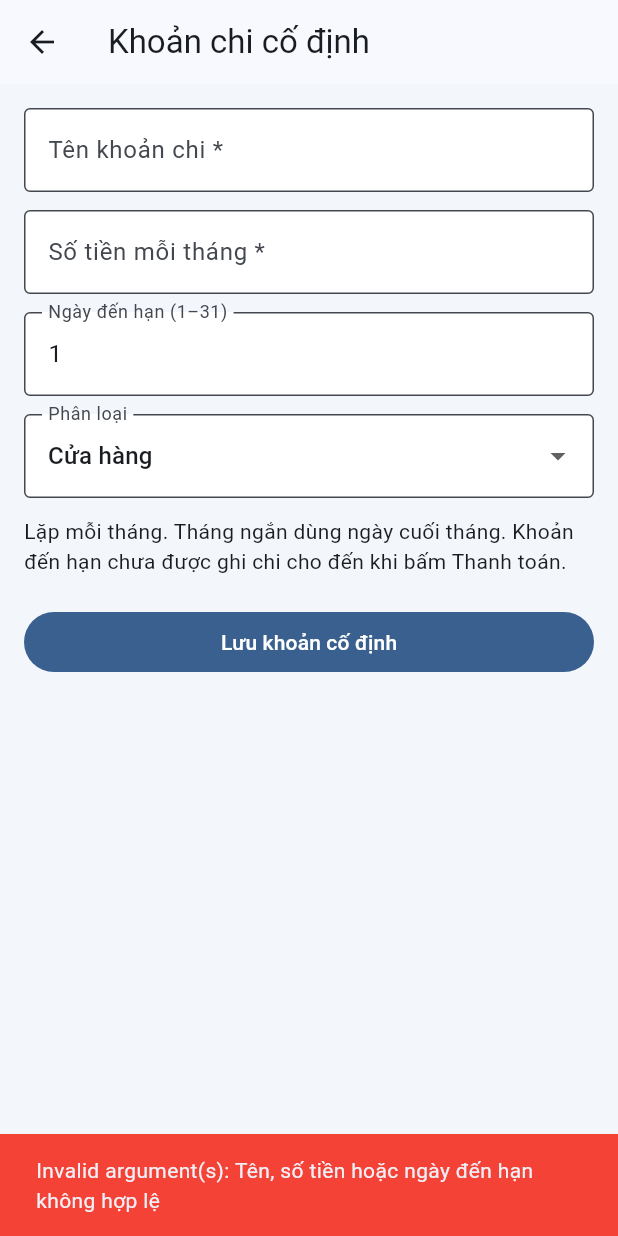
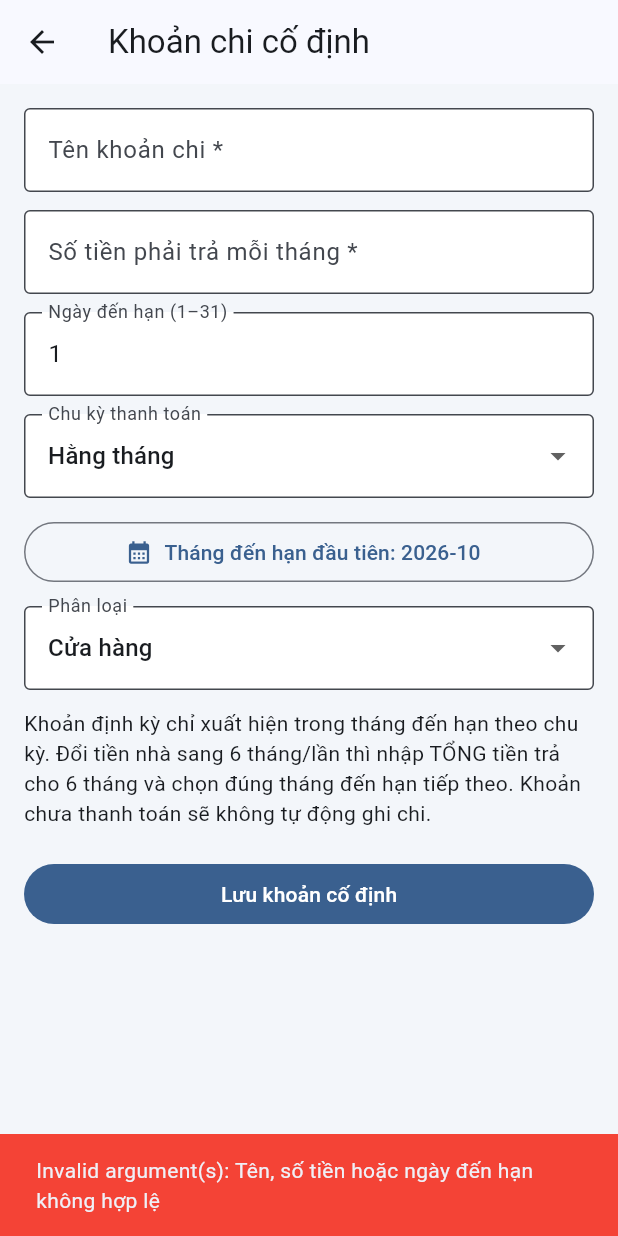
Before and after one commit to tranvancanh11tdtb-ctrl/MinhCanhMobileV3, a Flutter app: the RecurringExpenseForm screen opened directly with empty values, after a tap on "Lưu khoản cố định", on a phone screen of 412 x 824 dp. Run offline on Flutter 3.47's test engine with Material 3 defaults, Android fonts, the light colour scheme and no system bars; our stand-ins replace barcode_widget, cross_file, local_auth, pdf, screenshot, share_plus and 1 more; missing offline and left inert: dart:html, dart:js_interop, esc_pos_utils_plus, mobile_scanner, print_bluetooth_thermal; accounts and stored records are empty.

Commit message:
feat(finance): six-month rent schedule and clear already-paid bills without double posting

```diff
--- a/lib/features/finance_ui.dart
+++ b/lib/features/finance_ui.dart
@@ -293,17 +293,20 @@ class _CashBookPageState extends State<CashBookPage> {
                                 '${r['title']} • ${vnd(r['amount'] as int)}',
                               ),
                               subtitle: Text(
-                                'Hạn ${r['due_date']} • ${r['paid'] == true ? 'Đã thanh toán' : 'Chưa thanh toán'}',
+                                'Hạn ${r['due_date']} • ${r['paid_without_entry'] == true ? 'Đã trả trước (không ghi chi thêm)' : (r['paid'] == true ? 'Đã thanh toán & ghi sổ' : 'Chưa thanh toán')} • ${r['interval_months'] == 6 ? '6 tháng/lần' : 'Hàng tháng'}',
                               ),
                               onTap: () => recurringForm(r),
-                              trailing: r['paid'] == true
-                                  ? const Icon(
-                                      Icons.check_circle,
-                                      color: Colors.green,
+                              trailing: r['paid_without_entry'] == true
+                                  ? IconButton(
+                                      tooltip: 'Bỏ xác nhận đã thanh toán (không sửa sổ quỹ)',
+                                      onPressed: () => undoReconciliation(r),
+                                      icon: const Icon(Icons.undo, color: Colors.green),
                                     )
+                                  : r['paid'] == true
+                                  ? const Icon(Icons.check_circle, color: Colors.green)
                                   : TextButton(
                                       onPressed: () => pay(r),
-                                      child: const Text('Thanh toán'),
+                                      child: const Text('Đã trả / Ghi chi'),
                                     ),
                             ),
                           ),
@@ -335,35 +338,49 @@ class _CashBookPageState extends State<CashBookPage> {
     final method = await showDialog<String>(
       context: context,
       builder: (ctx) => AlertDialog(
-        title: Text('Thanh toán ${row['title']}'),
+        title: Text('Xác nhận ${row['title']}'),
         content: Text(
-          'Ghi chi ${vnd(row['amount'] as int)} cho tháng ${period.anchor.month}/${period.anchor.year} ngay hôm nay.',
+          'Số tiền: ${vnd(row['amount'] as int)}.\\n\\n'
+          'Nếu khoản này ĐÃ được trừ trước ngày chốt số dư hoặc ĐÃ ghi ở Thu–Chi, chọn “Đã trả trước”. '
+          'Chọn “Ghi chi tiền mặt/chuyển khoản” CHỈ KHI chưa ghi khoản chi này trong app.',
         ),
         actions: [
-          TextButton(
-            onPressed: () => Navigator.pop(ctx),
-            child: const Text('Hủy'),
-          ),
-          TextButton(
-            onPressed: () => Navigator.pop(ctx, 'cash'),
-            child: const Text('Tiền mặt'),
-          ),
-          FilledButton(
-            onPressed: () => Navigator.pop(ctx, 'transfer'),
-            child: const Text('Chuyển khoản'),
-          ),
+          TextButton(onPressed: () => Navigator.pop(ctx), child: const Text('Hủy')),
+          OutlinedButton(onPressed: () => Navigator.pop(ctx, 'already'),
+            child: const Text('Đã trả trước')),
+          TextButton(onPressed: () => Navigator.pop(ctx, 'cash'),
+            child: const Text('Ghi chi tiền mặt')),
+          FilledButton(onPressed: () => Navigator.pop(ctx, 'transfer'),
+            child: const Text('Ghi chi chuyển khoản')),
         ],
       ),
     );
     if (method == null) return;
     try {
-      await StoreDb.instance.payRecurringExpense(
-        row['id'] as int,
-        period.anchor.year,
-        period.anchor.month,
-        method,
-        financeNow(),
-      );
+      if (method == 'already') {
+        final ok = await confirm(context, 'Đã trả trước – không trừ tiền',
+          'Chỉ xác nhận kỳ này đã thanh toán, không ghi thêm tiền chi. '
+          'Đúng khi tiền đã nằm trong số dư đầu kỳ hoặc khoản chi đã được ghi trước đó. Tiếp tục?');
+        if (!ok) return;
+        await StoreDb.instance.markRecurringPaidNoEntry(
+          row['id'] as int, period.anchor.year, period.anchor.month);
+      } else {
+        await StoreDb.instance.payRecurringExpense(
+          row['id'] as int, period.anchor.year, period.anchor.month,
+          method, financeNow());
+      }
+      reload();
+    } catch (e) {
+      if (mounted) showError(context, e);
+    }
+  }
+
+  Future<void> undoReconciliation(Map<String, Object?> row) async {
+    if (!await confirm(context, 'Hoàn tác xác nhận',
+      'Bỏ trạng thái đã trả trước của kỳ này? Không xóa hoặc sửa giao dịch tiền.')) return;
+    try {
+      await StoreDb.instance.unmarkRecurringPaidNoEntry(
+        row['id'] as int, period.anchor.year, period.anchor.month);
       reload();
     } catch (e) {
       if (mounted) showError(context, e);
@@ -601,7 +618,21 @@ class _RecurringExpenseFormState extends State<RecurringExpenseForm> {
       amount = TextEditingController(text: '${widget.entry?['amount'] ?? ''}'),
       day = TextEditingController(text: '${widget.entry?['day'] ?? 1}');
   late String scope = '${widget.entry?['scope'] ?? 'business'}';
+  late int intervalMonths = widget.entry?['interval_months'] as int? ?? 1;
+  late String firstDueMonth = '${widget.entry?['start_month'] ?? '${widget.anchor.year}-${widget.anchor.month.toString().padLeft(2, '0')}'}';
   bool saving = false;
+
+  Future<void> chooseDueMonth() async {
+    final picked = await showDatePicker(
+      context: context,
+      initialDate: DateTime.parse('$firstDueMonth-01'),
+      firstDate: DateTime(2000),
+      lastDate: DateTime(2100, 12, 31),
+      helpText: 'Chọn tháng có kỳ thanh toán đầu tiên',
+    );
+    if (picked != null && mounted) setState(() => firstDueMonth =
+      '${picked.year}-${picked.month.toString().padLeft(2, '0')}');
+  }
   @override
   void dispose() {
     title.dispose();
@@ -625,7 +656,9 @@ class _RecurringExpenseFormState extends State<RecurringExpenseForm> {
           controller: amount,
           keyboardType: TextInputType.number,
           inputFormatters: [FilteringTextInputFormatter.digitsOnly],
-          decoration: const InputDecoration(labelText: 'Số tiền mỗi tháng *'),
+          decoration: InputDecoration(labelText: intervalMonths == 1
+              ? 'Số tiền phải trả mỗi tháng *'
+              : 'Tổng số tiền phải trả mỗi kỳ *'),
         ),
         const SizedBox(height: 12),
         TextField(
@@ -634,6 +667,22 @@ class _RecurringExpenseFormState extends State<RecurringExpenseForm> {
           inputFormatters: [FilteringTextInputFormatter.digitsOnly],
           decoration: const InputDecoration(labelText: 'Ngày đến hạn (1–31)'),
         ),
+        const SizedBox(height: 12),
+        DropdownButtonFormField<int>(
+          initialValue: intervalMonths,
+          decoration: const InputDecoration(labelText: 'Chu kỳ thanh toán'),
+          items: const [
+            DropdownMenuItem(value: 1, child: Text('Hằng tháng')),
+            DropdownMenuItem(value: 3, child: Text('3 tháng/lần')),
+            DropdownMenuItem(value: 6, child: Text('6 tháng/lần')),
+            DropdownMenuItem(value: 12, child: Text('12 tháng/lần')),
+          ],
+          onChanged: (v) => setState(() => intervalMonths = v ?? 1),
+        ),
+        const SizedBox(height: 12),
+        OutlinedButton.icon(onPressed: chooseDueMonth,
+          icon: const Icon(Icons.calendar_month),
+          label: Text('Tháng đến hạn đầu tiên: $firstDueMonth')),
         const SizedBox(height: 12),
         DropdownButtonFormField<String>(
           key: ValueKey(scope),
@@ -654,7 +703,7 @@ class _RecurringExpenseFormState extends State<RecurringExpenseForm> {
         ),
         const SizedBox(height: 12),
         const Text(
-          'Lặp mỗi tháng. Tháng ngắn dùng ngày cuối tháng. Khoản đến hạn chưa được ghi chi cho đến khi bấm Thanh toán.',
+          'Khoản định kỳ chỉ xuất hiện trong tháng đến hạn theo chu kỳ. Đổi tiền nhà sang 6 tháng/lần thì nhập TỔNG tiền trả cho 6 tháng và chọn đúng tháng đến hạn tiếp theo. Khoản chưa thanh toán sẽ không tự động ghi chi.',
         ),
         const SizedBox(height: 20),
         FilledButton(
@@ -681,9 +730,8 @@ class _RecurringExpenseFormState extends State<RecurringExpenseForm> {
           'amount': int.tryParse(amount.text) ?? 0,
           'day': int.tryParse(day.text) ?? 0,
           'scope': scope,
-          'start_month':
-              widget.entry?['start_month'] ??
-              '${widget.anchor.year}-${widget.anchor.month.toString().padLeft(2, '0')}',
+          'interval_months': intervalMonths,
+          'start_month': firstDueMonth,
         },
       );
       if (mounted) Navigator.pop(context, true);
```
